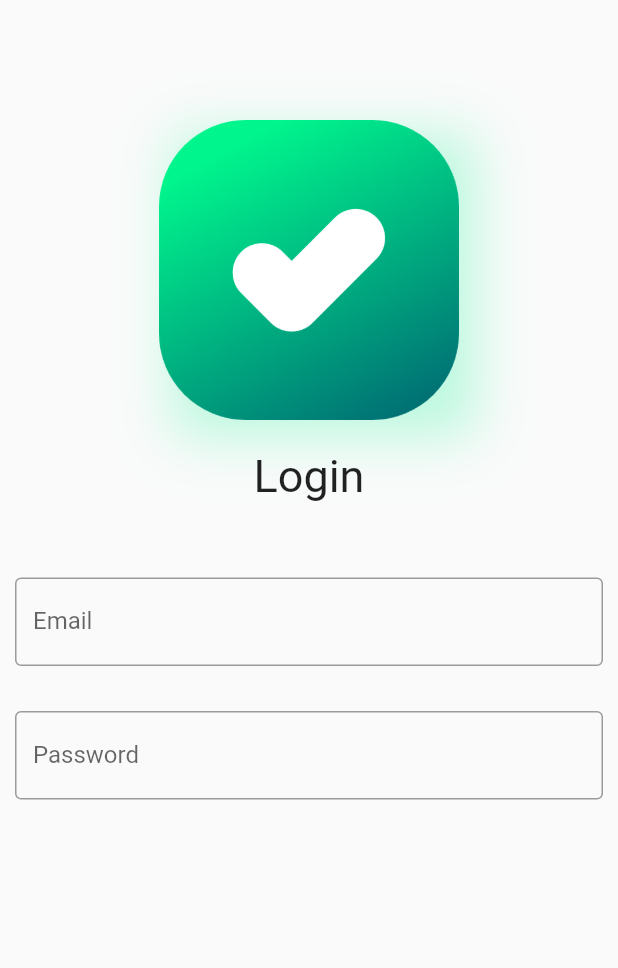
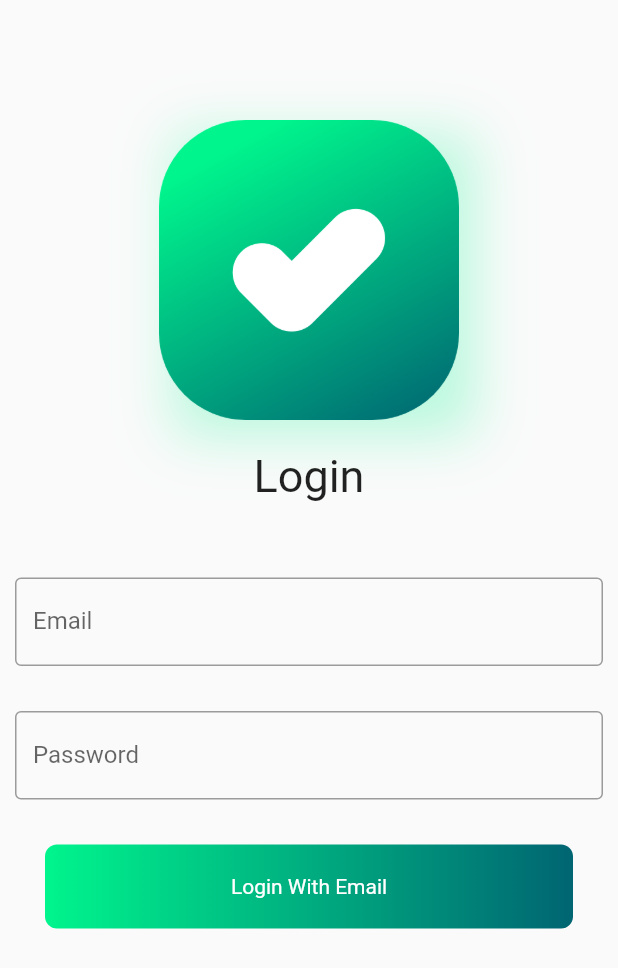
Before and after one commit to EhsanTgv/MyTasks, a Flutter app: the screen it shows after launch, on a phone screen of 412 x 824 dp. Shown: the top 968 px of the screen. Run offline on Flutter 3.47's test engine with Material 2 defaults, Android fonts, the phone set to English and light mode, and no system bars.

Commit message:
LoginScreen implement email login button

```diff
--- a/lib/screens/login_screen.dart
+++ b/lib/screens/login_screen.dart
@@ -1,4 +1,5 @@
 import 'package:flutter/material.dart';
+import 'package:mytask/config/config.dart';
 
 class LoginScreen extends StatelessWidget {
   @override
@@ -38,7 +39,7 @@ class LoginScreen extends StatelessWidget {
                 decoration: InputDecoration(
                     border: OutlineInputBorder(),
                     labelText: "Email",
-                    hintText: "Write an Email here"),
+                    hintText: "Write your Email here"),
                 keyboardType: TextInputType.emailAddress,
               ),
             ),
@@ -53,6 +54,32 @@ class LoginScreen extends StatelessWidget {
                 obscureText: true,
               ),
             ),
+            InkWell(
+              onTap: () {},
+              child: Container(
+                decoration: BoxDecoration(
+                  gradient: LinearGradient(
+                    colors: [primaryColor, secondaryColor],
+                  ),
+                  borderRadius: BorderRadius.circular(8),
+                ),
+                width: MediaQuery.of(context).size.width,
+                margin: EdgeInsets.symmetric(
+                  horizontal: 30,
+                  vertical: 20,
+                ),
+                padding: EdgeInsets.symmetric(
+                  horizontal: 30,
+                  vertical: 20,
+                ),
+                child: Center(
+                  child: Text(
+                    "Login With Email",
+                    style: TextStyle(color: Colors.white),
+                  ),
+                ),
+              ),
+            )
           ],
         ),
       ),
```
